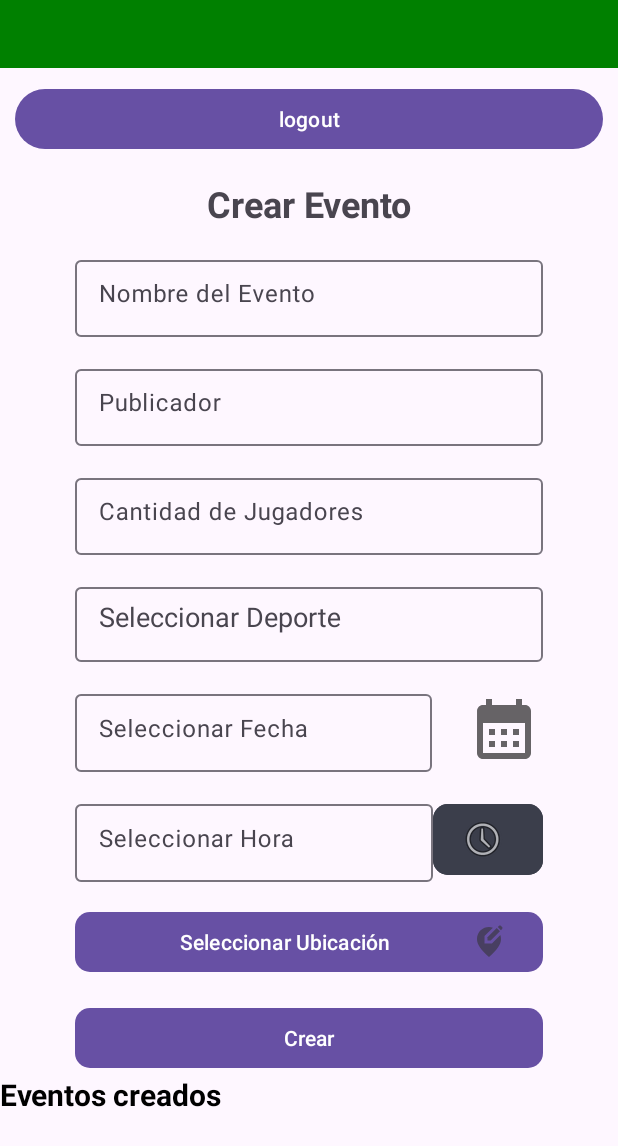
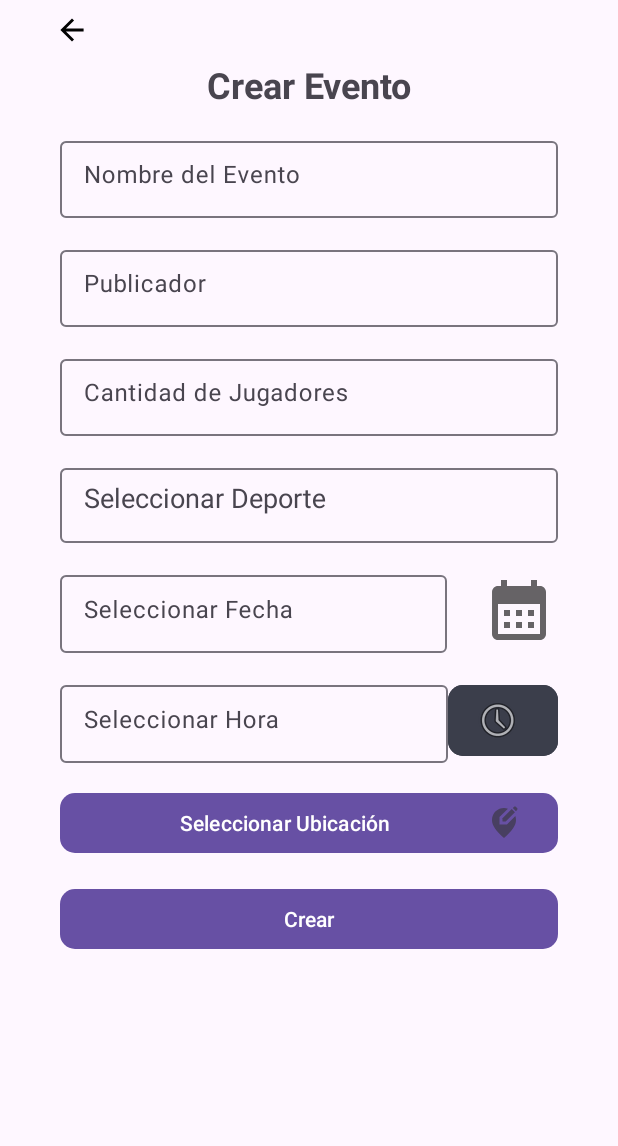
Before and after one commit to RodrigoPersoglia/PlayNow, an Android app: the PublisherMain screen opened directly, with no data from a screen before it, after a tap on "Crear Evento", on a phone screen of 412 x 824 dp. Shown: the top 1146 px of the screen. Run offline under Robolectric (Android 15) with nearby library versions, the phone set to English and light mode, and no system bars; our stand-ins replace Firebase (no records; nobody signed in at launch, a user with empty details on screens opened directly).

Commit message:
se acomoda el publisher

```diff
--- a/app/src/main/java/com/example/test1/PublisherMain.java
+++ b/app/src/main/java/com/example/test1/PublisherMain.java
@@ -37,8 +37,8 @@ import java.util.Map;
 import java.util.UUID;
 
 public class PublisherMain extends AppCompatActivity implements LocationSelectionListener {
-    private Button createEventButton,logout_btn;
-    private LinearLayout createEventLayout;
+    private Button createEventButton,logout_btn,back_btn;
+    private LinearLayout publisherLayout,createEventLayout;
     EditText nombreEventoEditText, publicadorEditText, quantityEditText, dateCalendarEditText, timeEventEditText;
     AutoCompleteTextView sportsEventAutoComplete;
     private LatLng selectedLocation;
@@ -68,7 +68,13 @@ public class PublisherMain extends AppCompatActivity implements LocationSelectio
         logout_btn = findViewById(R.id.logout_btn);
         logout_btn.setOnClickListener(view ->LogOut());
         createEventButton = findViewById(R.id.createEventButton);
-        createEventLayout = findViewById(R.id.createEventLayout);
+        publisherLayout = findViewById(R.id.Publisher_layout);
+        createEventLayout = findViewById(R.id.create_event_layout);
+        View otroLayout = getLayoutInflater().inflate(R.layout.create_event, null);
+        createEventLayout.addView(otroLayout);
+        createEventLayout.setVisibility(View.GONE);
+        back_btn = createEventLayout.findViewById(R.id.back_btn);
+        back_btn.setOnClickListener(view -> Back());
         mFirestore = FirebaseFirestore.getInstance();
 
         // configuro Firestore y RecyclerView
@@ -83,11 +89,11 @@ public class PublisherMain extends AppCompatActivity implements LocationSelectio
         recyclerView.setAdapter(mAdapter);
 
         createEventButton.setOnClickListener(view -> {
-            createEventButton.setVisibility(View.GONE);
+            publisherLayout.setVisibility(View.GONE);
             createEventLayout.setVisibility(View.VISIBLE);
 
-            View otroLayout = getLayoutInflater().inflate(R.layout.create_event, null);
-            createEventLayout.addView(otroLayout);
+//            View otroLayout = getLayoutInflater().inflate(R.layout.create_event, null);
+//            createEventLayout.addView(otroLayout);
 
             sportsEventAutoComplete = otroLayout.findViewById(R.id.select_sportsEvent);
 
@@ -254,4 +260,9 @@ public class PublisherMain extends AppCompatActivity implements LocationSelectio
         finish();
         startActivity(new Intent(PublisherMain.this, MainActivity.class));
     }
+
+    private void Back(){
+        publisherLayout.setVisibility(View.VISIBLE);
+        createEventLayout.setVisibility(View.GONE);
+    }
 }
--- a/app/src/main/res/layout/activity_publisher_main.xml
+++ b/app/src/main/res/layout/activity_publisher_main.xml
@@ -7,64 +7,69 @@
     android:layout_height="match_parent"
     tools:context=".MainActivity">
 
-    <androidx.appcompat.widget.Toolbar
-        android:id="@+id/toolbar"
-        android:layout_width="0dp"
-        android:layout_height="wrap_content"
-        android:background="@color/green"
-        android:minHeight="45dp"
-        android:theme="?attr/actionBarTheme"
-        app:layout_constraintStart_toStartOf="parent"
-        app:layout_constraintEnd_toEndOf="parent"
-        app:layout_constraintTop_toTopOf="parent" />
-
     <!-- Formulario de creación de eventos incluido -->
     <LinearLayout
-        android:id="@+id/createEventLayout"
-        android:layout_width="0dp"
+        android:id="@+id/Publisher_layout"
+        android:layout_width="match_parent"
         android:layout_height="wrap_content"
-        android:layout_margin="10dp"
+        android:layout_margin="0dp"
         android:orientation="vertical"
         android:visibility="visible"
-        app:layout_constraintTop_toBottomOf="@+id/toolbar"
+        app:layout_constraintEnd_toEndOf="parent"
         app:layout_constraintStart_toStartOf="parent"
-        app:layout_constraintEnd_toEndOf="parent">
+        app:layout_constraintTop_toBottomOf="@+id/toolbar">
+
+        <androidx.appcompat.widget.Toolbar
+            android:id="@+id/toolbar3"
+            android:layout_width="match_parent"
+            android:layout_height="wrap_content"
+            android:background="?attr/colorPrimary"
+            android:minHeight="?attr/actionBarSize"
+            android:theme="?attr/actionBarTheme" />
+
+        <Button
+            android:id="@+id/createEventButton"
+            android:layout_width="match_parent"
+            android:layout_height="50dp"
+            android:layout_marginStart="10dp"
+            android:layout_marginTop="10dp"
+            android:layout_marginEnd="10dp"
+            android:text="Crear Evento"
+            app:cornerRadius="10dp" />
 
         <Button
             android:id="@+id/logout_btn"
             android:layout_width="match_parent"
             android:layout_height="wrap_content"
-            android:text="logout" />
+            android:layout_marginStart="10dp"
+            android:layout_marginEnd="10dp"
+            android:text="Cerrar Sesión"
+            app:cornerRadius="10dp" />
 
-        <Button
-            android:id="@+id/createEventButton"
+        <TextView
+            android:id="@+id/titleTextView"
             android:layout_width="match_parent"
-            android:layout_height="50dp"
-            android:layout_marginTop="10dp"
-            android:text="Crear Evento"
-            app:cornerRadius="10dp" />
+            android:layout_height="wrap_content"
+            android:layout_marginStart="10dp"
+            android:layout_marginEnd="10dp"
+            android:text="Eventos creados"
+            android:textColor="@color/black"
+            android:textSize="20sp"
+            android:textStyle="bold" />
+
+        <androidx.recyclerview.widget.RecyclerView
+            android:id="@+id/listRecyclerView"
+            android:layout_width="match_parent"
+            android:layout_height="match_parent"
+            android:layout_marginStart="10dp"
+            android:layout_marginEnd="10dp" />
 
     </LinearLayout>
 
-    <TextView
-        android:id="@+id/titleTextView"
-        android:layout_width="0dp"
-        android:layout_height="wrap_content"
-        android:text="Eventos creados"
-        android:textColor="@color/black"
-        android:textSize="20sp"
-        android:textStyle="bold"
-        app:layout_constraintTop_toBottomOf="@+id/createEventLayout"
-        app:layout_constraintStart_toStartOf="parent"
-        app:layout_constraintEnd_toEndOf="parent" />
-
-    <androidx.recyclerview.widget.RecyclerView
-        android:id="@+id/listRecyclerView"
-        android:layout_width="0dp"
-        android:layout_height="0dp"
-        app:layout_constraintTop_toBottomOf="@+id/titleTextView"
-        app:layout_constraintStart_toStartOf="parent"
-        app:layout_constraintEnd_toEndOf="parent"
-        app:layout_constraintBottom_toBottomOf="parent" />
+    <LinearLayout
+        android:id="@+id/create_event_layout"
+        android:layout_width="match_parent"
+        android:layout_height="match_parent"
+        android:orientation="vertical"></LinearLayout>
 
 </androidx.constraintlayout.widget.ConstraintLayout>
--- a/app/src/main/res/layout/create_event.xml
+++ b/app/src/main/res/layout/create_event.xml
@@ -10,14 +10,32 @@
     android:layout_gravity="center"
     tools:context=".MainActivity">
 
+    <Button
+        android:id="@+id/back_btn"
+        android:layout_width="wrap_content"
+        android:layout_height="40dp"
+        android:layout_marginStart="12dp"
+        android:background="@android:color/transparent"
+        android:paddingLeft="0dp"
+        android:paddingTop="0dp"
+        android:paddingEnd="0dp"
+
+        android:paddingRight="0dp"
+        android:paddingBottom="0dp"
+        app:icon="@drawable/ic_arrow_back_foreground"
+        app:iconGravity="start"
+        app:iconPadding="0dp"
+        app:iconSize="40dp"
+        app:iconTint="#020202" />
+
     <TextView
         android:layout_width="match_parent"
         android:layout_height="wrap_content"
+        android:layout_marginTop="0dp"
+        android:gravity="center"
         android:text="Crear Evento"
         android:textSize="24sp"
-        android:textStyle="bold"
-        android:gravity="center"
-        android:layout_marginTop="16dp" />
+        android:textStyle="bold" />
 
     <View
         android:layout_width="match_parent"
```
